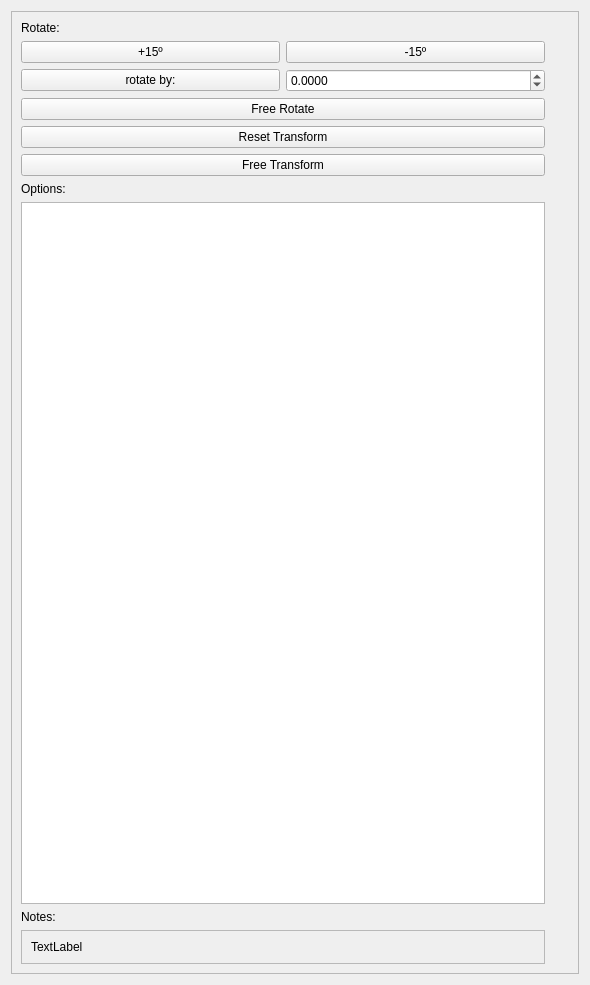
Qt form ui/uifiles/editors/props_A_T.ui (timofey260/RWE-Sharp) before a commit.
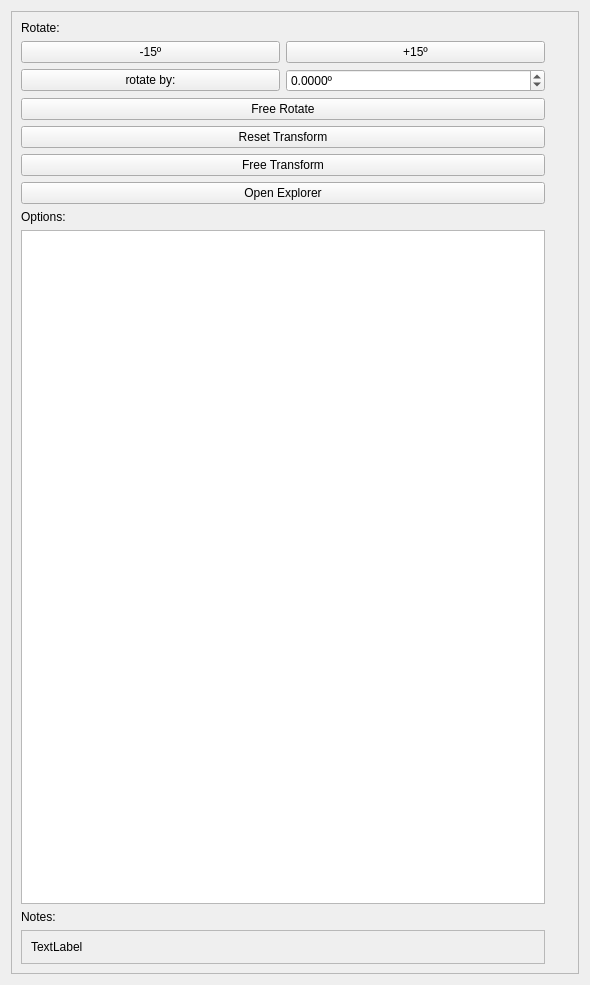
The same form after that commit.

The edit to the form file:
```diff
--- a/ui/uifiles/editors/props_A_T.ui
+++ b/ui/uifiles/editors/props_A_T.ui
@@ -29,21 +29,20 @@
        </rect>
       </property>
       <layout class="QGridLayout" name="gridLayout_3">
-       <item row="8" column="1">
-        <widget class="QFrame" name="frame">
-         <property name="frameShape">
-          <enum>QFrame::Shape::NoFrame</enum>
-         </property>
-         <layout class="QGridLayout" name="gridLayout"/>
-        </widget>
-       </item>
-       <item row="7" column="0">
+       <item row="8" column="0">
         <widget class="QLabel" name="label">
          <property name="text">
           <string>Options:</string>
          </property>
         </widget>
        </item>
+       <item row="6" column="0">
+        <widget class="QPushButton" name="FreeTransform">
+         <property name="text">
+          <string>Free Transform</string>
+         </property>
+        </widget>
+       </item>
        <item row="0" column="0">
         <widget class="QLabel" name="label_4">
          <property name="text">
@@ -51,88 +50,29 @@
          </property>
         </widget>
        </item>
-       <item row="2" column="0">
-        <widget class="QPushButton" name="pushButton_13">
-         <property name="text">
-          <string>Free Rotate</string>
-         </property>
-        </widget>
-       </item>
-       <item row="6" column="0">
-        <widget class="QPushButton" name="pushButton_12">
-         <property name="text">
-          <string>Free Transform</string>
-         </property>
-        </widget>
-       </item>
-       <item row="1" column="0">
-        <layout class="QGridLayout" name="gridLayout_4">
-         <item row="0" column="3">
-          <widget class="QPushButton" name="pushButton">
-           <property name="text">
-            <string>-15º</string>
-           </property>
-          </widget>
-         </item>
-         <item row="0" column="1">
-          <widget class="QPushButton" name="pushButton_2">
-           <property name="text">
-            <string>+15º</string>
-           </property>
-          </widget>
-         </item>
-         <item row="1" column="3">
-          <widget class="QDoubleSpinBox" name="doubleSpinBox">
-           <property name="decimals">
-            <number>4</number>
-           </property>
-           <property name="minimum">
-            <double>-360.000000000000000</double>
-           </property>
-           <property name="maximum">
-            <double>360.000000000000000</double>
-           </property>
-           <property name="singleStep">
-            <double>0.500000000000000</double>
-           </property>
-          </widget>
-         </item>
-         <item row="1" column="1">
-          <widget class="QPushButton" name="pushButton_3">
-           <property name="text">
-            <string>rotate by:</string>
-           </property>
-          </widget>
-         </item>
-        </layout>
-       </item>
        <item row="4" column="0">
-        <widget class="QPushButton" name="pushButton_11">
+        <widget class="QPushButton" name="ResetTransform">
          <property name="text">
           <string>Reset Transform</string>
          </property>
         </widget>
        </item>
-       <item row="8" column="0">
-        <widget class="QTreeWidget" name="PropOptions">
-         <attribute name="headerVisible">
-          <bool>false</bool>
-         </attribute>
-         <column>
-          <property name="text">
-           <string notr="true">1</string>
-          </property>
-         </column>
-        </widget>
-       </item>
-       <item row="9" column="0">
+       <item row="10" column="0">
         <widget class="QLabel" name="label_2">
          <property name="text">
           <string>Notes:</string>
          </property>
         </widget>
        </item>
-       <item row="10" column="0">
+       <item row="9" column="1">
+        <widget class="QFrame" name="frame">
+         <property name="frameShape">
+          <enum>QFrame::Shape::NoFrame</enum>
+         </property>
+         <layout class="QGridLayout" name="gridLayout"/>
+        </widget>
+       </item>
+       <item row="11" column="0">
         <widget class="QFrame" name="frame_2">
          <property name="frameShape">
           <enum>QFrame::Shape::StyledPanel</enum>
@@ -151,6 +91,76 @@
          </layout>
         </widget>
        </item>
+       <item row="2" column="0">
+        <widget class="QPushButton" name="FreeRotate">
+         <property name="text">
+          <string>Free Rotate</string>
+         </property>
+        </widget>
+       </item>
+       <item row="9" column="0">
+        <widget class="QTreeWidget" name="PropOptions">
+         <attribute name="headerVisible">
+          <bool>false</bool>
+         </attribute>
+         <column>
+          <property name="text">
+           <string notr="true">1</string>
+          </property>
+         </column>
+        </widget>
+       </item>
+       <item row="1" column="0">
+        <layout class="QGridLayout" name="gridLayout_4">
+         <item row="1" column="1">
+          <widget class="QPushButton" name="rotateby">
+           <property name="text">
+            <string>rotate by:</string>
+           </property>
+          </widget>
+         </item>
+         <item row="1" column="3">
+          <widget class="QDoubleSpinBox" name="degreeamount">
+           <property name="suffix">
+            <string>º</string>
+           </property>
+           <property name="decimals">
+            <number>4</number>
+           </property>
+           <property name="minimum">
+            <double>-360.000000000000000</double>
+           </property>
+           <property name="maximum">
+            <double>360.000000000000000</double>
+           </property>
+           <property name="singleStep">
+            <double>0.500000000000000</double>
+           </property>
+          </widget>
+         </item>
+         <item row="0" column="1">
+          <widget class="QPushButton" name="sub15">
+           <property name="text">
+            <string>-15º</string>
+           </property>
+          </widget>
+         </item>
+         <item row="0" column="3">
+          <widget class="QPushButton" name="add15">
+           <property name="text">
+            <string>+15º</string>
+           </property>
+          </widget>
+         </item>
+        </layout>
+       </item>
+       <item row="7" column="0">
+        <widget class="QPushButton" name="Explorer">
+         <property name="text">
+          <string>Open Explorer</string>
+         </property>
+        </widget>
+       </item>
       </layout>
      </widget>
     </widget>
```
